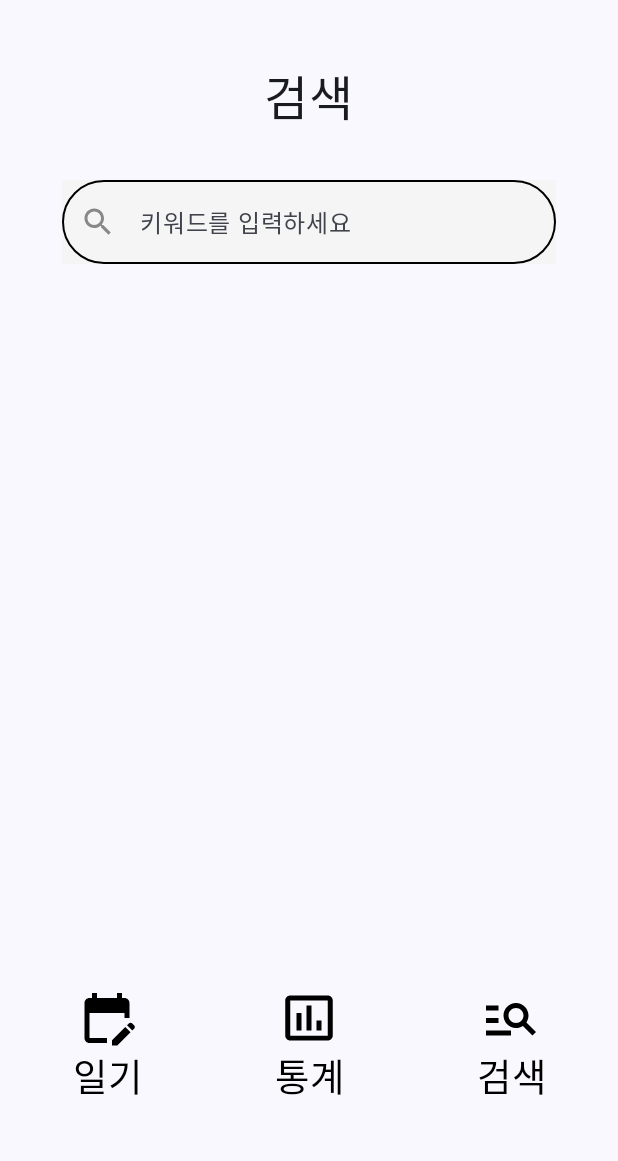
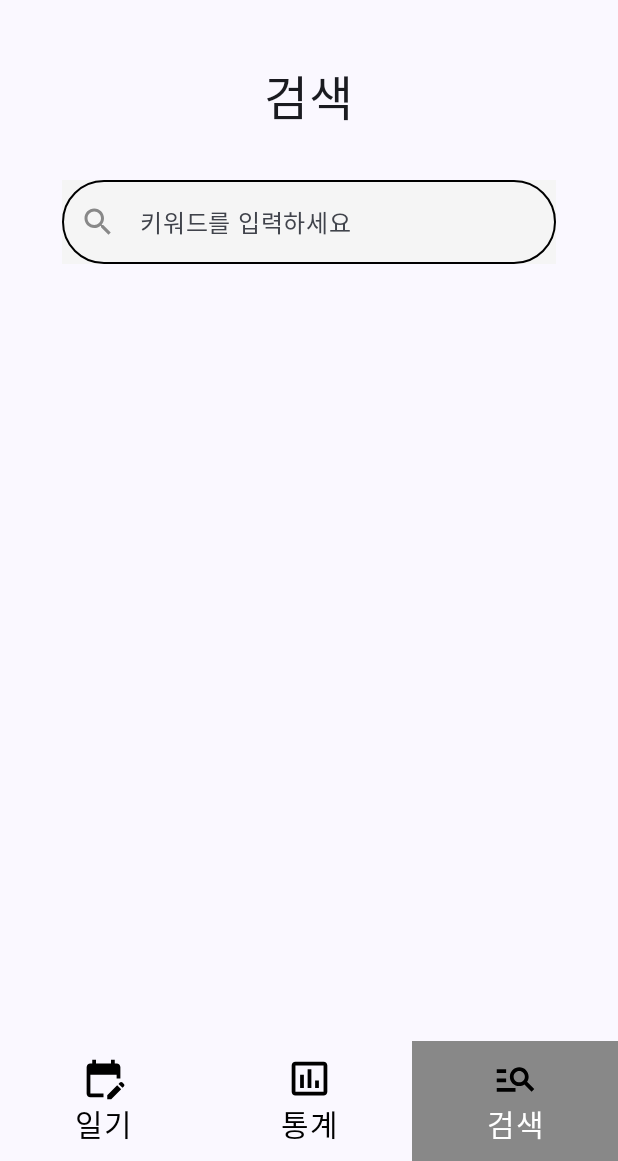
Before and after one commit to crohasang/SweatNote, an Android app built with Jetpack Compose: the screen it shows after launch (MainActivity), after a tap on "검색", on a phone screen of 412 x 824 dp, the part 75-1236 px from its top. Run offline under Robolectric (Android 15) with nearby library versions, the phone set to English and light mode, and no system bars; our stand-ins replace Room's generated code; Roboto replaces fonts that are not available here.

Commit message:
6.14회의내용 반영

```diff
--- a/app/src/main/java/com/example/sweatnote/components/BottomBar.kt
+++ b/app/src/main/java/com/example/sweatnote/components/BottomBar.kt
@@ -1,6 +1,7 @@
 package com.example.sweatnote.components
 
 import androidx.compose.foundation.Image
+import androidx.compose.foundation.background
 import androidx.compose.foundation.clickable
 import androidx.compose.foundation.layout.Arrangement
 import androidx.compose.foundation.layout.Column
@@ -10,6 +11,10 @@ import androidx.compose.foundation.layout.padding
 import androidx.compose.foundation.layout.size
 import androidx.compose.material3.Text
 import androidx.compose.runtime.Composable
+import androidx.compose.runtime.getValue
+import androidx.compose.runtime.mutableStateOf
+import androidx.compose.runtime.remember
+import androidx.compose.runtime.setValue
 import androidx.compose.ui.Alignment
 import androidx.compose.ui.Modifier
 import androidx.compose.ui.graphics.Color
@@ -19,6 +24,7 @@ import androidx.compose.ui.text.style.TextAlign
 import androidx.compose.ui.unit.dp
 import androidx.compose.ui.unit.sp
 import androidx.navigation.NavHostController
+import androidx.navigation.compose.currentBackStackEntryAsState
 import com.example.sweatnote.R
 import com.example.sweatnote.navigation.Routes
 
@@ -27,46 +33,58 @@ fun BottomBar(navController: NavHostController) {
     Row(
         modifier = Modifier
             .fillMaxWidth()
-            .padding(8.dp)
-            .padding(bottom = 30.dp, start = 40.dp, end = 40.dp),
+            .padding(/*, start = 30.dp, end = 30.dp*/),
         horizontalArrangement = Arrangement.SpaceBetween
     ){
+        val currentBackStackEntry by navController.currentBackStackEntryAsState()
+        val currentRoute = currentBackStackEntry?.destination?.route
+        var routeflag by remember { mutableStateOf(1) }
+        if(currentRoute == "Main") routeflag = 1
+        else if (currentRoute == "Statistics") routeflag = 2
+        else if (currentRoute == "Search") routeflag = 3
+
         BottomBarItem(
             text = "일기",
             iconResId = R.drawable.baseline_edit_calendar_24,
-            onClick = { navController.navigate(Routes.Written.route) }
+            isSelected = currentRoute == Routes.Main.route,
+            onClick = { navController.navigate(Routes.Main.route) }
         )
         BottomBarItem(
             text = "통계",
             iconResId = R.drawable.baseline_insert_chart_outlined_24,
+            isSelected = currentRoute == Routes.Statistics.route,
             onClick = { navController.navigate(Routes.Statistics.route) }
         )
         BottomBarItem(
             text = "검색",
             iconResId = R.drawable.baseline_manage_search_24,
+            isSelected = currentRoute == Routes.Search.route,
             onClick = { navController.navigate(Routes.Search.route) }
         )
     }
 }
 
 @Composable
-fun BottomBarItem(text: String, iconResId: Int, onClick: () -> Unit) {
+fun BottomBarItem(text: String, iconResId: Int, isSelected: Boolean, onClick: () -> Unit) {
+    val itemcolor = if(isSelected) Color.Gray else Color.Transparent
+    val textcolor = if(isSelected) Color.White else Color.Black
+
     Column(
-        modifier = Modifier
-            .clickable(onClick = onClick),
-        horizontalAlignment = Alignment.CenterHorizontally
+        modifier = Modifier.clickable(onClick = onClick).background(color = itemcolor).size(width = 137.dp, height = 80.dp),
+        horizontalAlignment = Alignment.CenterHorizontally,
+        verticalArrangement = Arrangement.Center
     ) {
         Image(
             painter = painterResource(id = iconResId),
             contentDescription = null,
-            modifier = Modifier.size(40.dp)
+            modifier = Modifier.size(30.dp)
         )
         Text(
             text = text,
             textAlign = TextAlign.Center,
-            fontSize = 25.sp,
+            fontSize = 20.sp,
             fontWeight = FontWeight.Bold,
-            color = Color.Black
+            color = textcolor
         )
     }
 }
--- a/app/src/main/java/com/example/sweatnote/components/main/DateButtonRow.kt
+++ b/app/src/main/java/com/example/sweatnote/components/main/DateButtonRow.kt
@@ -14,6 +14,7 @@ import androidx.compose.ui.Alignment
 import androidx.compose.ui.Modifier
 import androidx.compose.ui.graphics.Color
 import androidx.compose.ui.platform.LocalContext
+import androidx.compose.ui.text.font.FontWeight
 import androidx.compose.ui.unit.dp
 import androidx.compose.ui.unit.sp
 import androidx.core.content.ContextCompat
@@ -39,7 +40,7 @@ fun DateButtonRow(flag: Boolean, date: String, navController: NavHostController)
                     colors = ButtonDefaults.buttonColors(containerColor = Color(
                         ContextCompat.getColor(LocalContext.current, R.color.teal_700)),
                         contentColor = Color.White)){
-                    Text("조회")
+                    Text("조회", fontWeight = FontWeight.Bold)
                 }
             }else{
                 Text("작성된 일기가 없습니다.", modifier = Modifier.padding(end = 20.dp), fontSize = 20.sp)
@@ -48,10 +49,8 @@ fun DateButtonRow(flag: Boolean, date: String, navController: NavHostController)
                 } catch (e: Exception) {
                     Log.e("Writing", "Error during going writing", e)
                 } },
-                    colors = ButtonDefaults.buttonColors(containerColor = Color(
-                        ContextCompat.getColor(LocalContext.current, R.color.teal_700)),
-                        contentColor = Color.White)){
-                    Text("작성")
+                    colors = ButtonDefaults.buttonColors(Color.LightGray)){
+                    Text("작성", color = Color.Black, fontWeight = FontWeight.Bold)
                 }
             }
         }
--- a/app/src/main/java/com/example/sweatnote/screens/CalendarScreen.kt
+++ b/app/src/main/java/com/example/sweatnote/screens/CalendarScreen.kt
@@ -39,14 +39,17 @@ import com.example.sweatnote.components.main.DateButtonRow
 import com.example.sweatnote.example.DiaryViewModel
 import com.example.sweatnote.roomDB.Diary
 import kotlinx.coroutines.launch
+import java.text.SimpleDateFormat
 import java.time.LocalDate
 import java.time.format.DateTimeFormatter
+import java.util.Calendar
 
 @OptIn(ExperimentalMaterial3Api::class)
 @SuppressLint("UnusedMaterial3ScaffoldPaddingParameter", "UnrememberedMutableState")
 @Composable
 fun CalendarScreen(navController: NavHostController) {
     var date by remember { mutableStateOf(LocalDate.now().format(DateTimeFormatter.BASIC_ISO_DATE)) }
+    val dateFormat = SimpleDateFormat("yyyyMMdd")
 
     var flag by remember { mutableStateOf(false)}
     val coroutineScope = rememberCoroutineScope()
@@ -70,6 +73,7 @@ fun CalendarScreen(navController: NavHostController) {
                 AndroidView(factory = { CalendarView(it) }, update = {
                     it.setOnDateChangeListener { _, year, month, day ->
                         date = "$year${String.format("%02d", month + 1)}${String.format("%02d", day)}"
+
                         coroutineScope.launch {
                             viewModel.getDiaryByDate(date).collect { diary: Diary? ->
                                 if (diary != null) {
@@ -83,8 +87,8 @@ fun CalendarScreen(navController: NavHostController) {
                     }
                     it.dateTextAppearance
 
-//                    it.maxDate=Calendar.getInstance().timeInMillis
-//                    it.setDate(dateFormat.parse(date)?.time ?:0)
+                    it.maxDate= Calendar.getInstance().timeInMillis
+                    it.setDate(dateFormat.parse(date)?.time ?:0)
                 })
                 Divider(
                     modifier = Modifier
--- a/app/src/main/java/com/example/sweatnote/screens/Search.kt
+++ b/app/src/main/java/com/example/sweatnote/screens/Search.kt
@@ -74,7 +74,8 @@ fun Search(navController: NavHostController, viewModel: DiaryViewModel = viewMod
             Column(
                 modifier = Modifier
                     .fillMaxSize()
-                    .padding(top = 40.dp),
+                    .padding(top = 40.dp)
+                    .padding(bottom = 80.dp),
                 verticalArrangement = Arrangement.Top,
                 horizontalAlignment = Alignment.CenterHorizontally
             ) {
--- a/app/src/main/java/com/example/sweatnote/screens/StatsScreen.kt
+++ b/app/src/main/java/com/example/sweatnote/screens/StatsScreen.kt
@@ -41,6 +41,7 @@ fun StatsScreen(navController: NavHostController, viewModel: DiaryViewModel) {
                 modifier = Modifier
                     .fillMaxSize()
                     .padding(16.dp)
+                    .padding(bottom = 100.dp)
                     .padding(top = 70.dp)
             ) {
                 Text("운동 횟수 통계", style = MaterialTheme.typography.bodyLarge)
@@ -66,10 +67,3 @@ fun StatsScreen(navController: NavHostController, viewModel: DiaryViewModel) {
         }
     )
 }
-
-@Preview(showBackground = true)
-@Composable
-fun StatsScreenPreview() {
-    val navController = rememberNavController()
-    StatsScreen(navController, DiaryViewModel(Application()))
-}
--- a/app/src/main/java/com/example/sweatnote/screens/Writing.kt
+++ b/app/src/main/java/com/example/sweatnote/screens/Writing.kt
@@ -119,6 +119,7 @@ fun Writing(navController: NavHostController, viewModel: DiaryViewModel, date: S
                     .fillMaxSize()
                     .padding(top = 40.dp)
                     .padding(horizontal = 16.dp)
+                    .padding(bottom = 80.dp)
                     .verticalScroll(scrollState)
                     .clickable(indication = null,
                         interactionSource = remember { MutableInteractionSource() }) { keyboardController?.hide() },
--- a/app/src/main/java/com/example/sweatnote/screens/Written.kt
+++ b/app/src/main/java/com/example/sweatnote/screens/Written.kt
@@ -110,7 +110,7 @@ fun Written(navController: NavHostController, viewModel: DiaryViewModel, date: S
                     .fillMaxSize()
                     .padding(horizontal = 16.dp)
                     .padding(top = 40.dp)
-                    .padding(bottom = 50.dp)
+                    .padding(bottom = 100.dp)
                     .verticalScroll(scrollState), // 세로 스크롤을 적용합니다.
                 verticalArrangement = Arrangement.Top,
                 horizontalAlignment = Alignment.Start,
```
